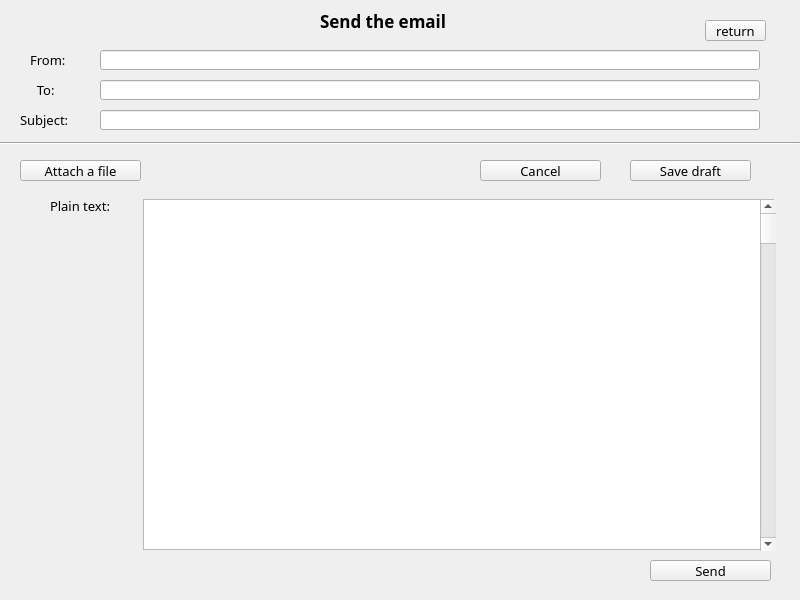
Qt form UI/send.ui (zhongjn/Neutrino) before a commit.
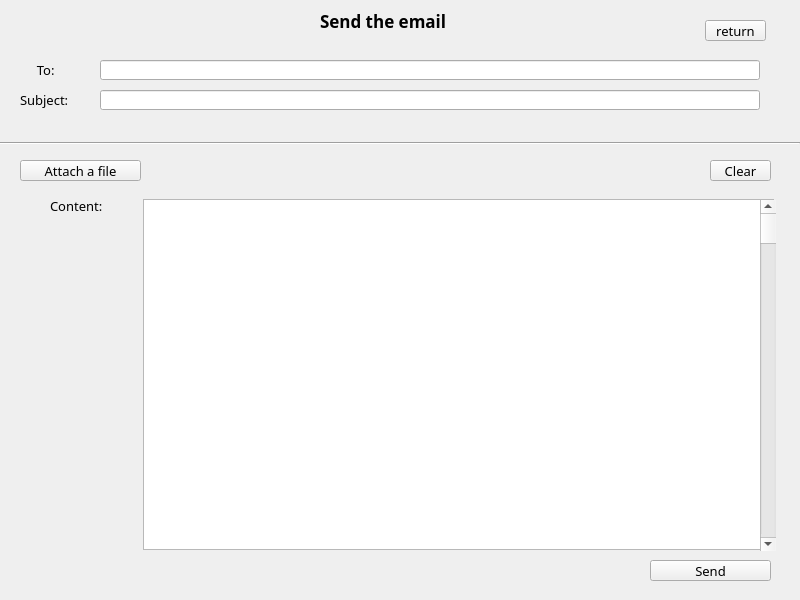
The same form after that commit. Icons and pictures are not drawn.

Diff of the .ui file:
```diff
--- a/UI/send.ui
+++ b/UI/send.ui
@@ -23,30 +23,11 @@
    <string notr="true">#widget send{
 background-image: url(:/image/image/background1.jpg);}</string>
   </property>
-  <widget class="QLabel" name="label">
-   <property name="geometry">
-    <rect>
-     <x>20</x>
-     <y>50</y>
-     <width>54</width>
-     <height>20</height>
-    </rect>
-   </property>
-   <property name="font">
-    <font>
-     <family>微软雅黑</family>
-     <pointsize>10</pointsize>
-    </font>
-   </property>
-   <property name="text">
-    <string>   From:</string>
-   </property>
-  </widget>
   <widget class="QLabel" name="label_2">
    <property name="geometry">
     <rect>
      <x>20</x>
-     <y>80</y>
+     <y>60</y>
      <width>54</width>
      <height>20</height>
     </rect>
@@ -65,7 +46,7 @@
    <property name="geometry">
     <rect>
      <x>20</x>
-     <y>110</y>
+     <y>90</y>
      <width>54</width>
      <height>20</height>
     </rect>
@@ -101,26 +82,11 @@
     <string>Send the email</string>
    </property>
   </widget>
-  <widget class="QLineEdit" name="lineEdit">
-   <property name="geometry">
-    <rect>
-     <x>100</x>
-     <y>50</y>
-     <width>660</width>
-     <height>20</height>
-    </rect>
-   </property>
-   <property name="font">
-    <font>
-     <family>微软雅黑</family>
-    </font>
-   </property>
-  </widget>
   <widget class="QLineEdit" name="lineEdit_2">
    <property name="geometry">
     <rect>
      <x>100</x>
-     <y>80</y>
+     <y>60</y>
      <width>660</width>
      <height>20</height>
     </rect>
@@ -135,7 +101,7 @@
    <property name="geometry">
     <rect>
      <x>100</x>
-     <y>110</y>
+     <y>90</y>
      <width>660</width>
      <height>20</height>
     </rect>
@@ -187,50 +153,6 @@
     <string>Attach a file</string>
    </property>
   </widget>
-  <widget class="QPushButton" name="pushButton_2">
-   <property name="geometry">
-    <rect>
-     <x>480</x>
-     <y>160</y>
-     <width>121</width>
-     <height>21</height>
-    </rect>
-   </property>
-   <property name="font">
-    <font>
-     <family>微软雅黑</family>
-     <pointsize>10</pointsize>
-    </font>
-   </property>
-   <property name="cursor">
-    <cursorShape>PointingHandCursor</cursorShape>
-   </property>
-   <property name="text">
-    <string>Cancel</string>
-   </property>
-  </widget>
-  <widget class="QPushButton" name="pushButton_3">
-   <property name="geometry">
-    <rect>
-     <x>630</x>
-     <y>160</y>
-     <width>121</width>
-     <height>21</height>
-    </rect>
-   </property>
-   <property name="font">
-    <font>
-     <family>微软雅黑</family>
-     <pointsize>10</pointsize>
-    </font>
-   </property>
-   <property name="cursor">
-    <cursorShape>PointingHandCursor</cursorShape>
-   </property>
-   <property name="text">
-    <string>Save draft</string>
-   </property>
-  </widget>
   <widget class="QLabel" name="label_5">
    <property name="geometry">
     <rect>
@@ -247,7 +169,7 @@
     </font>
    </property>
    <property name="text">
-    <string>Plain text:</string>
+    <string>Content:</string>
    </property>
   </widget>
   <widget class="QTextEdit" name="textEdit">
@@ -326,6 +248,25 @@
     <string>return</string>
    </property>
   </widget>
+  <widget class="QPushButton" name="pushButton_clear">
+   <property name="geometry">
+    <rect>
+     <x>710</x>
+     <y>160</y>
+     <width>61</width>
+     <height>21</height>
+    </rect>
+   </property>
+   <property name="font">
+    <font>
+     <family>Microsoft YaHei</family>
+     <pointsize>10</pointsize>
+    </font>
+   </property>
+   <property name="text">
+    <string>Clear</string>
+   </property>
+  </widget>
  </widget>
  <resources/>
  <connections/>
```
Left out of the diff: 2 changed lines with no effect on the pictures.
